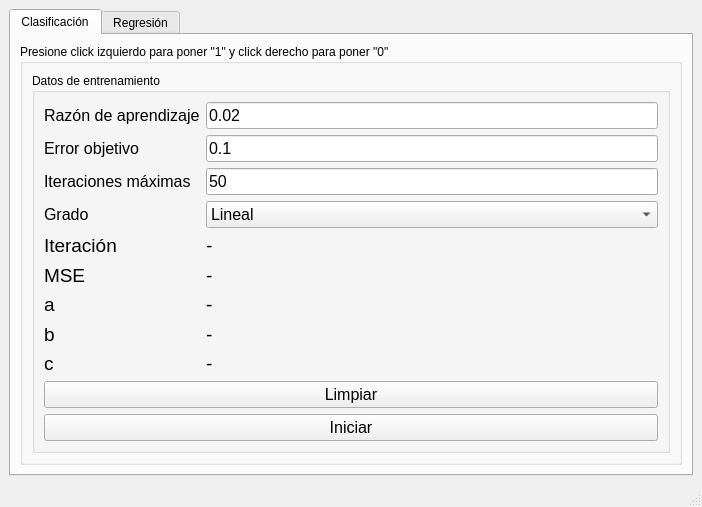
FFahrenheit/PracticasIA, file Adaline/mainwindow.ui: the form before one commit.
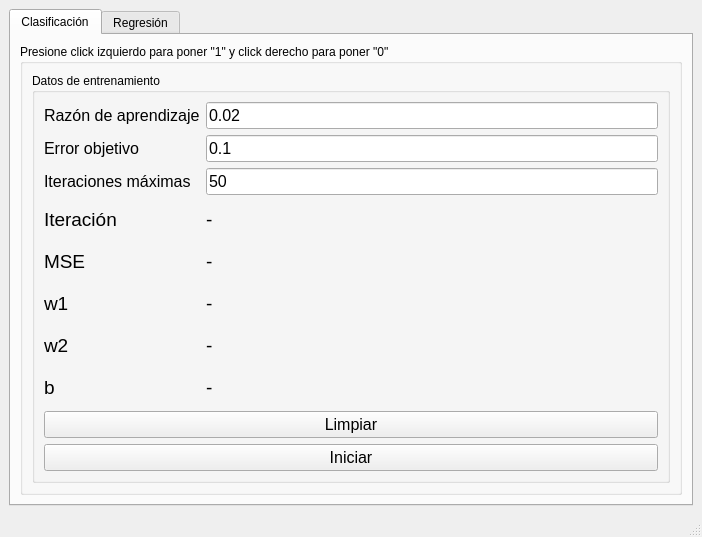
The form after the commit. The open tabs and pages were chosen to show the change.

Commit message: Cambios en UI

Diff of the .ui file:
```diff
--- a/Adaline/mainwindow.ui
+++ b/Adaline/mainwindow.ui
@@ -7,7 +7,7 @@
     <x>0</x>
     <y>0</y>
     <width>702</width>
-    <height>454</height>
+    <height>537</height>
    </rect>
   </property>
   <property name="windowTitle">
@@ -18,7 +18,7 @@
     <item row="0" column="0">
      <widget class="QTabWidget" name="tabWidget">
       <property name="currentIndex">
-       <number>1</number>
+       <number>0</number>
       </property>
       <widget class="QWidget" name="tab">
        <attribute name="title">
@@ -37,67 +37,7 @@
               <string>Datos de entrenamiento</string>
              </property>
              <layout class="QGridLayout" name="gridLayout_3">
-              <item row="2" column="1">
-               <widget class="QLabel" name="label_7">
-                <property name="font">
-                 <font>
-                  <pointsize>12</pointsize>
-                 </font>
-                </property>
-                <property name="text">
-                 <string>Iteraciones máximas</string>
-                </property>
-               </widget>
-              </item>
-              <item row="9" column="1">
-               <widget class="QLabel" name="label_4">
-                <property name="font">
-                 <font>
-                  <pointsize>14</pointsize>
-                 </font>
-                </property>
-                <property name="text">
-                 <string>c</string>
-                </property>
-               </widget>
-              </item>
-              <item row="7" column="1">
-               <widget class="QLabel" name="label_3">
-                <property name="font">
-                 <font>
-                  <pointsize>14</pointsize>
-                 </font>
-                </property>
-                <property name="text">
-                 <string>b</string>
-                </property>
-               </widget>
-              </item>
-              <item row="0" column="2">
-               <widget class="QLineEdit" name="learning_rate">
-                <property name="font">
-                 <font>
-                  <pointsize>12</pointsize>
-                 </font>
-                </property>
-                <property name="text">
-                 <string>0.02</string>
-                </property>
-               </widget>
-              </item>
-              <item row="5" column="1">
-               <widget class="QLabel" name="label_8">
-                <property name="font">
-                 <font>
-                  <pointsize>14</pointsize>
-                 </font>
-                </property>
-                <property name="text">
-                 <string>MSE</string>
-                </property>
-               </widget>
-              </item>
-              <item row="11" column="1" colspan="2">
+              <item row="10" column="1" colspan="2">
                <widget class="QPushButton" name="clear_button">
                 <property name="font">
                  <font>
@@ -109,31 +49,19 @@
                 </property>
                </widget>
               </item>
-              <item row="0" column="1">
-               <widget class="QLabel" name="label">
+              <item row="2" column="1">
+               <widget class="QLabel" name="label_7">
                 <property name="font">
                  <font>
                   <pointsize>12</pointsize>
                  </font>
                 </property>
                 <property name="text">
-                 <string>Razón de aprendizaje</string>
+                 <string>Iteraciones máximas</string>
                 </property>
                </widget>
               </item>
-              <item row="4" column="1">
-               <widget class="QLabel" name="label_5">
-                <property name="font">
-                 <font>
-                  <pointsize>14</pointsize>
-                 </font>
-                </property>
-                <property name="text">
-                 <string>Iteración</string>
-                </property>
-               </widget>
-              </item>
-              <item row="5" column="2">
+              <item row="4" column="2">
                <widget class="QLabel" name="current_error">
                 <property name="font">
                  <font>
@@ -145,7 +73,31 @@
                 </property>
                </widget>
               </item>
-              <item row="6" column="2">
+              <item row="3" column="2">
+               <widget class="QLabel" name="iteration_label">
+                <property name="font">
+                 <font>
+                  <pointsize>14</pointsize>
+                 </font>
+                </property>
+                <property name="text">
+                 <string>-</string>
+                </property>
+               </widget>
+              </item>
+              <item row="4" column="1">
+               <widget class="QLabel" name="label_8">
+                <property name="font">
+                 <font>
+                  <pointsize>14</pointsize>
+                 </font>
+                </property>
+                <property name="text">
+                 <string>MSE</string>
+                </property>
+               </widget>
+              </item>
+              <item row="5" column="2">
                <widget class="QLabel" name="x2_label">
                 <property name="font">
                  <font>
@@ -169,18 +121,6 @@
                 </property>
                </widget>
               </item>
-              <item row="6" column="1">
-               <widget class="QLabel" name="label_2">
-                <property name="font">
-                 <font>
-                  <pointsize>14</pointsize>
-                 </font>
-                </property>
-                <property name="text">
-                 <string>a</string>
-                </property>
-               </widget>
-              </item>
               <item row="2" column="2">
                <widget class="QLineEdit" name="max_iterations">
                 <property name="font">
@@ -193,31 +133,31 @@
                 </property>
                </widget>
               </item>
-              <item row="4" column="2">
-               <widget class="QLabel" name="iteration_label">
+              <item row="11" column="1" colspan="2">
+               <widget class="QPushButton" name="begin_button">
                 <property name="font">
                  <font>
-                  <pointsize>14</pointsize>
+                  <pointsize>12</pointsize>
                  </font>
                 </property>
                 <property name="text">
-                 <string>-</string>
+                 <string>Iniciar</string>
                 </property>
                </widget>
               </item>
-              <item row="7" column="2">
-               <widget class="QLabel" name="x_label">
+              <item row="3" column="1">
+               <widget class="QLabel" name="label_5">
                 <property name="font">
                  <font>
                   <pointsize>14</pointsize>
                  </font>
                 </property>
                 <property name="text">
-                 <string>-</string>
+                 <string>Iteración</string>
                 </property>
                </widget>
               </item>
-              <item row="9" column="2">
+              <item row="8" column="2">
                <widget class="QLabel" name="c_label">
                 <property name="font">
                  <font>
@@ -229,6 +169,78 @@
                 </property>
                </widget>
               </item>
+              <item row="6" column="2">
+               <widget class="QLabel" name="x_label">
+                <property name="font">
+                 <font>
+                  <pointsize>14</pointsize>
+                 </font>
+                </property>
+                <property name="text">
+                 <string>-</string>
+                </property>
+               </widget>
+              </item>
+              <item row="0" column="1">
+               <widget class="QLabel" name="label">
+                <property name="font">
+                 <font>
+                  <pointsize>12</pointsize>
+                 </font>
+                </property>
+                <property name="text">
+                 <string>Razón de aprendizaje</string>
+                </property>
+               </widget>
+              </item>
+              <item row="0" column="2">
+               <widget class="QLineEdit" name="learning_rate">
+                <property name="font">
+                 <font>
+                  <pointsize>12</pointsize>
+                 </font>
+                </property>
+                <property name="text">
+                 <string>0.02</string>
+                </property>
+               </widget>
+              </item>
+              <item row="8" column="1">
+               <widget class="QLabel" name="label_4">
+                <property name="font">
+                 <font>
+                  <pointsize>14</pointsize>
+                 </font>
+                </property>
+                <property name="text">
+                 <string>b</string>
+                </property>
+               </widget>
+              </item>
+              <item row="6" column="1">
+               <widget class="QLabel" name="label_3">
+                <property name="font">
+                 <font>
+                  <pointsize>14</pointsize>
+                 </font>
+                </property>
+                <property name="text">
+                 <string>w2</string>
+                </property>
+               </widget>
+              </item>
+              <item row="5" column="1">
+               <widget class="QLabel" name="label_2">
+                <property name="font">
+                 <font>
+                  <pointsize>14</pointsize>
+                 </font>
+                </property>
+                <property name="text">
+                 <string>w1</string>
+                </property>
+               </widget>
+              </item>
               <item row="1" column="2">
                <widget class="QLineEdit" name="target_error">
                 <property name="font">
@@ -241,49 +253,6 @@
                 </property>
                </widget>
               </item>
-              <item row="12" column="1" colspan="2">
-               <widget class="QPushButton" name="begin_button">
-                <property name="font">
-                 <font>
-                  <pointsize>12</pointsize>
-                 </font>
-                </property>
-                <property name="text">
-                 <string>Iniciar</string>
-                </property>
-               </widget>
-              </item>
-              <item row="3" column="2">
-               <widget class="QComboBox" name="grade_input">
-                <property name="font">
-                 <font>
-                  <pointsize>12</pointsize>
-                 </font>
-                </property>
-                <item>
-                 <property name="text">
-                  <string>Lineal</string>
-                 </property>
-                </item>
-                <item>
-                 <property name="text">
-                  <string>Cuadrático</string>
-                 </property>
-                </item>
-               </widget>
-              </item>
-              <item row="3" column="1">
-               <widget class="QLabel" name="label_9">
-                <property name="font">
-                 <font>
-                  <pointsize>12</pointsize>
-                 </font>
-                </property>
-                <property name="text">
-                 <string>Grado</string>
-                </property>
-               </widget>
-              </item>
              </layout>
             </widget>
            </item>
@@ -528,25 +497,6 @@
                 </property>
                </widget>
               </item>
-              <item row="3" column="2">
-               <widget class="QComboBox" name="grade_input_2">
-                <property name="font">
-                 <font>
-                  <pointsize>12</pointsize>
-                 </font>
-                </property>
-                <item>
-                 <property name="text">
-                  <string>Lineal</string>
-                 </property>
-                </item>
-                <item>
-                 <property name="text">
-                  <string>Cuadrático</string>
-                 </property>
-                </item>
-               </widget>
-              </item>
               <item row="3" column="1">
                <widget class="QLabel" name="label_18">
                 <property name="font">
@@ -559,6 +509,25 @@
                 </property>
                </widget>
               </item>
+              <item row="3" column="2">
+               <widget class="QComboBox" name="grade_input_2">
+                <property name="font">
+                 <font>
+                  <pointsize>12</pointsize>
+                 </font>
+                </property>
+                <item>
+                 <property name="text">
+                  <string>Lineal</string>
+                 </property>
+                </item>
+                <item>
+                 <property name="text">
+                  <string>Cuadrático</string>
+                 </property>
+                </item>
+               </widget>
+              </item>
              </layout>
             </widget>
            </item>
@@ -580,7 +549,7 @@
      <x>0</x>
      <y>0</y>
      <width>702</width>
-     <height>21</height>
+     <height>22</height>
     </rect>
    </property>
   </widget>
```
The commit also changes 2 other files.
